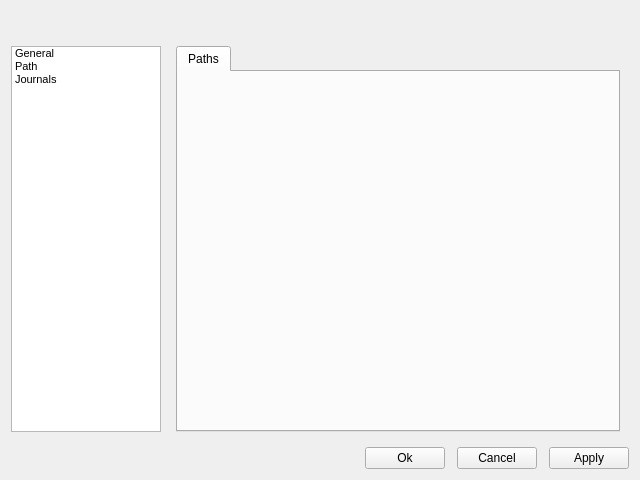
First picture: the form in Agent-Win64/settingswidget.ui, repository aldonin/SIEM, before the edit.
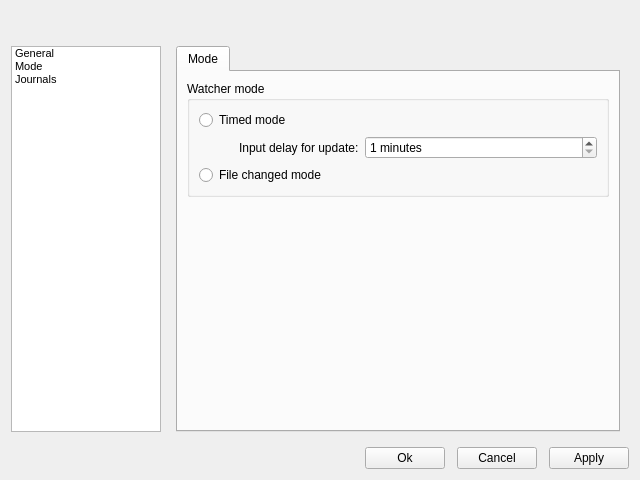
Second picture: the form after the edit. The open tabs and pages were chosen to show the change. Icons and pictures are not drawn.

Commit message: Add timed mode delay, test QThread values

What changed in the file:
```diff
--- a/Agent-Win64/settingswidget.ui
+++ b/Agent-Win64/settingswidget.ui
@@ -144,7 +144,7 @@
          </item>
          <item>
           <property name="text">
-           <string>Path</string>
+           <string>Mode</string>
           </property>
           <property name="icon">
            <iconset resource="icons/icons.qrc">
@@ -203,29 +203,6 @@
              <string>General</string>
             </attribute>
             <layout class="QVBoxLayout" name="verticalLayout_11">
-             <item>
-              <widget class="QGroupBox" name="modeBox">
-               <property name="title">
-                <string>Watcher mode</string>
-               </property>
-               <layout class="QVBoxLayout" name="verticalLayout_9">
-                <item>
-                 <widget class="QRadioButton" name="timedMode">
-                  <property name="text">
-                   <string>Timed mode</string>
-                  </property>
-                 </widget>
-                </item>
-                <item>
-                 <widget class="QRadioButton" name="fileChangeMode">
-                  <property name="text">
-                   <string>File changed mode</string>
-                  </property>
-                 </widget>
-                </item>
-               </layout>
-              </widget>
-             </item>
              <item>
               <widget class="QGroupBox" name="groupBox_2">
                <property name="title">
@@ -272,8 +249,92 @@
            </property>
            <widget class="QWidget" name="tab_2">
             <attribute name="title">
-             <string>Paths</string>
+             <string>Mode</string>
             </attribute>
+            <layout class="QVBoxLayout" name="verticalLayout_12">
+             <item>
+              <widget class="QGroupBox" name="modeBox">
+               <property name="title">
+                <string>Watcher mode</string>
+               </property>
+               <layout class="QVBoxLayout" name="verticalLayout_9">
+                <item>
+                 <widget class="QRadioButton" name="timedMode">
+                  <property name="text">
+                   <string>Timed mode</string>
+                  </property>
+                 </widget>
+                </item>
+                <item>
+                 <layout class="QHBoxLayout" name="horizontalLayout_5" stretch="0,0,1">
+                  <item>
+                   <spacer name="horizontalSpacer_4">
+                    <property name="orientation">
+                     <enum>Qt::Horizontal</enum>
+                    </property>
+                    <property name="sizeType">
+                     <enum>QSizePolicy::Fixed</enum>
+                    </property>
+                    <property name="sizeHint" stdset="0">
+                     <size>
+                      <width>40</width>
+                      <height>20</height>
+                     </size>
+                    </property>
+                   </spacer>
+                  </item>
+                  <item>
+                   <widget class="QLabel" name="label">
+                    <property name="text">
+                     <string>Input delay for update:</string>
+                    </property>
+                   </widget>
+                  </item>
+                  <item>
+                   <widget class="QSpinBox" name="minDelay">
+                    <property name="sizePolicy">
+                     <sizepolicy hsizetype="Minimum" vsizetype="Fixed">
+                      <horstretch>0</horstretch>
+                      <verstretch>0</verstretch>
+                     </sizepolicy>
+                    </property>
+                    <property name="suffix">
+                     <string> minutes</string>
+                    </property>
+                    <property name="minimum">
+                     <number>1</number>
+                    </property>
+                    <property name="maximum">
+                     <number>59</number>
+                    </property>
+                   </widget>
+                  </item>
+                 </layout>
+                </item>
+                <item>
+                 <widget class="QRadioButton" name="fileChangeMode">
+                  <property name="text">
+                   <string>File changed mode</string>
+                  </property>
+                 </widget>
+                </item>
+               </layout>
+              </widget>
+             </item>
+             <item>
+              <spacer name="verticalSpacer_5">
+               <property name="orientation">
+                <enum>Qt::Vertical</enum>
+               </property>
+               <property name="sizeHint" stdset="0">
+                <size>
+                 <width>20</width>
+                 <height>227</height>
+                </size>
+               </property>
+              </spacer>
+             </item>
+            </layout>
            </widget>
           </widget>
          </item>
```
Left out of the diff: 4 changed lines with no effect on the pictures. The commit also changes 10 other files.
